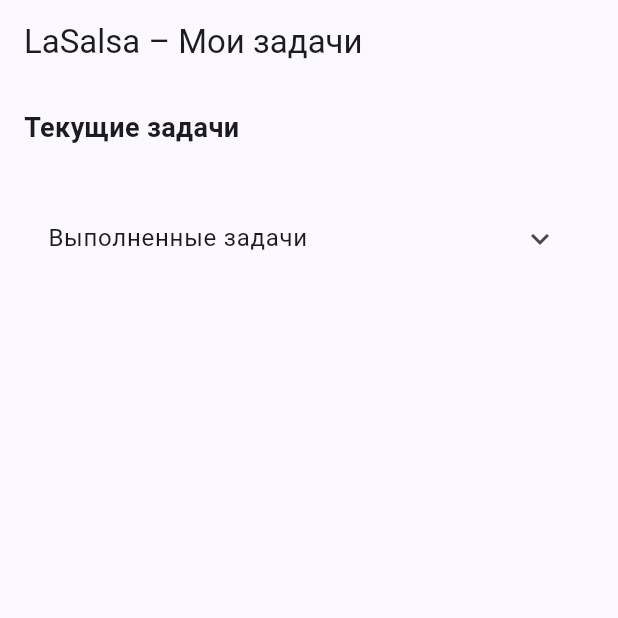
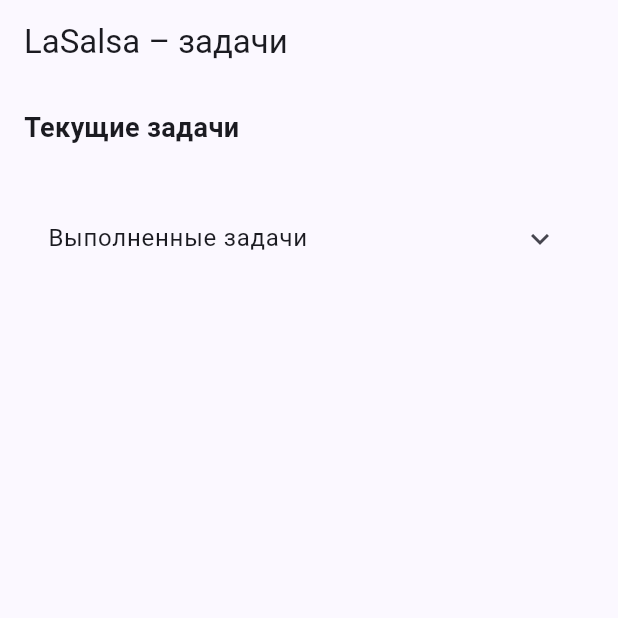
Before and after one commit to Kabachok-Club/LaSalsa-front, a Flutter app: the screen it shows after launch, on a phone screen of 412 x 824 dp, the top half of it. Run offline on Flutter 3.47's test engine with Material 3 defaults, Android fonts, the phone set to English and light mode, and no system bars; network calls fail.

Commit message:
Поменял название для теста push

```diff
--- a/lib/main.dart
+++ b/lib/main.dart
@@ -18,7 +18,7 @@ class LaSalsaApp extends StatelessWidget {
     final httpClient = http.Client();
     final taskApiService = TaskApi(client: httpClient);
     return MaterialApp(
-      title: 'LaSalsa – Таски',
+      title: 'LaSalsa – Задачи',
       theme: ThemeData(
         colorScheme: ColorScheme.fromSeed(seedColor: const Color.fromARGB(255, 43, 78, 233)),
         useMaterial3: true,
--- a/lib/screens/task_list_screen.dart
+++ b/lib/screens/task_list_screen.dart
@@ -105,7 +105,7 @@ class _TaskListScreenState extends State<TaskListScreen> {
   @override
   Widget build(BuildContext context) {
     return Scaffold(
-      appBar: AppBar(title: const Text('LaSalsa – Мои задачи')),
+      appBar: AppBar(title: const Text('LaSalsa – задачи')),
       body: Column(
         children: [
           Expanded(
```
